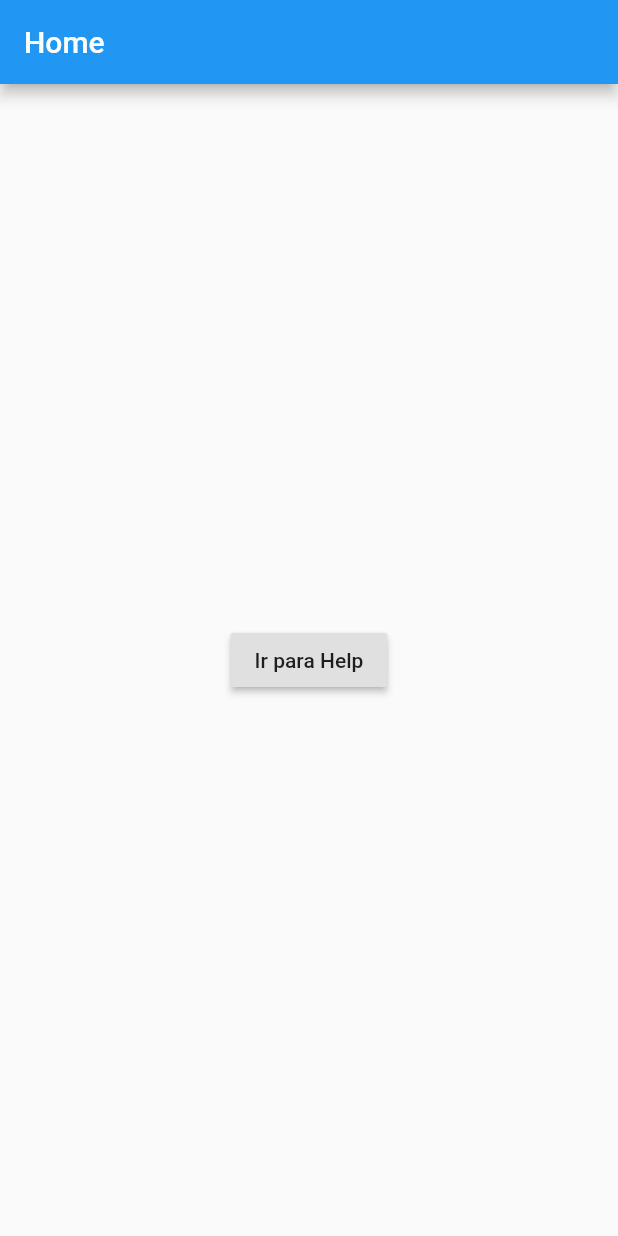
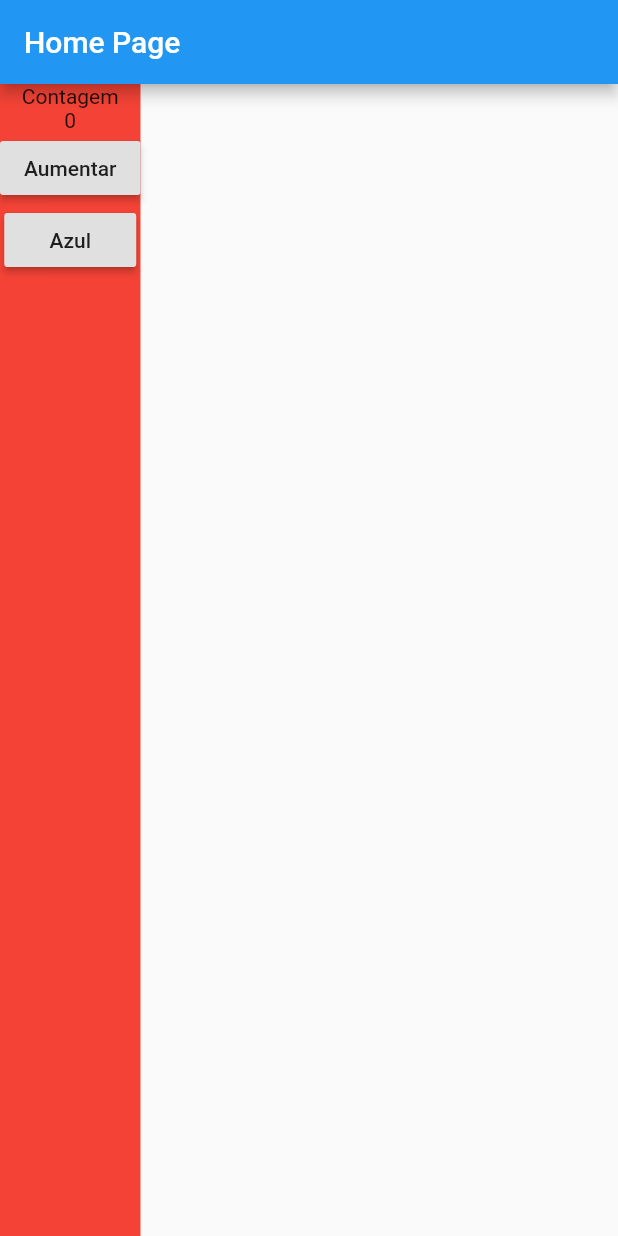
Before and after one commit to AngeloFilhoPS/flutter-study, a Flutter app: the screen it shows after launch, on a phone screen of 412 x 824 dp. Run offline on Flutter 3.47's test engine with Material 2 defaults, Android fonts, the phone set to English and light mode, and no system bars.

Commit message:
estado de component

```diff
--- a/lib/src/home.dart
+++ b/lib/src/home.dart
@@ -1,20 +1,41 @@
 import 'package:flutter/material.dart';
-import 'help.dart';
 
-class HomePage extends StatelessWidget {
+class HomePage extends StatefulWidget {
+  @override
+  _HomePage createState() => _HomePage();
+}
+
+class _HomePage extends State<HomePage> {
+  int contagem = 0;
+  var fundo = Colors.red;
+
   @override
   Widget build(BuildContext context) {
     return Scaffold(
       appBar: AppBar(
-        title: Text('Home'),
+        title: Text("Home Page"),
       ),
-      body: Center(
-        child: RaisedButton(
-          onPressed: () {
-            Navigator.pushNamed(context, '/help',
-                arguments: ScreenArguments("Titulo", "Mensagem entre telas"));
-          },
-          child: Text('Ir para Help'),
+      body: Container(
+        color: fundo,
+        child: Column(
+          children: <Widget>[
+            Text("Contagem"),
+            Text(contagem.toString()),
+            RaisedButton(
+                child: Text("Aumentar"),
+                onPressed: () {
+                  setState(() {
+                    contagem++;
+                  });
+                }),
+            RaisedButton(
+                child: Text("Azul"),
+                onPressed: () {
+                  setState(() {
+                    fundo = Colors.blue;
+                  });
+                })
+          ],
         ),
       ),
     );
```
